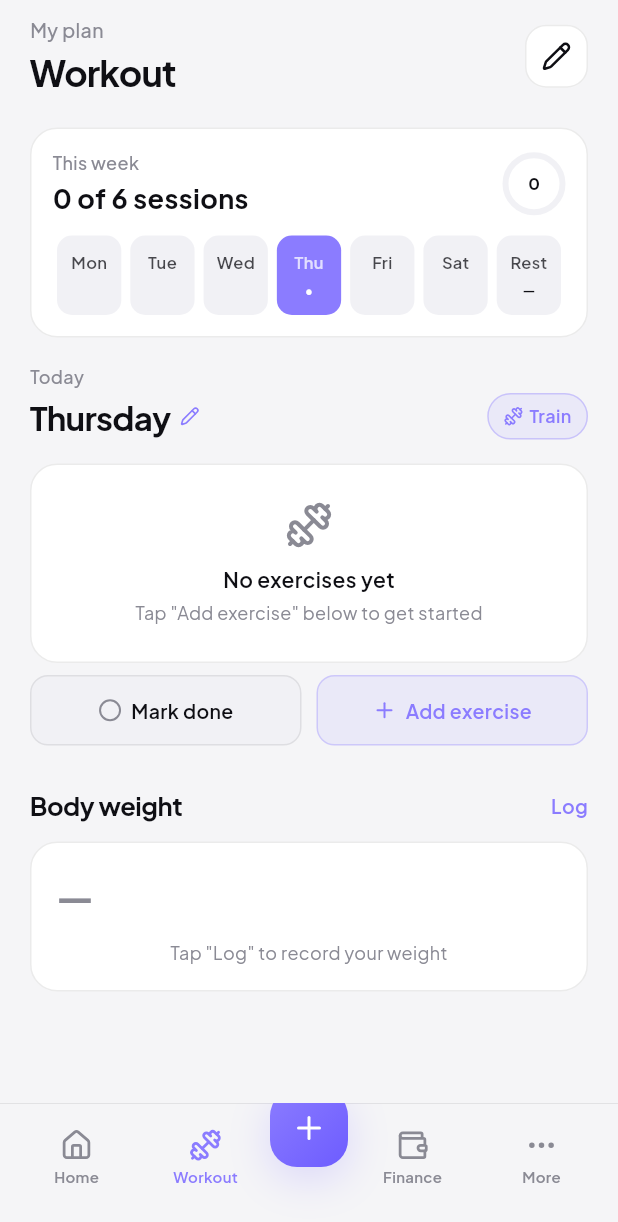
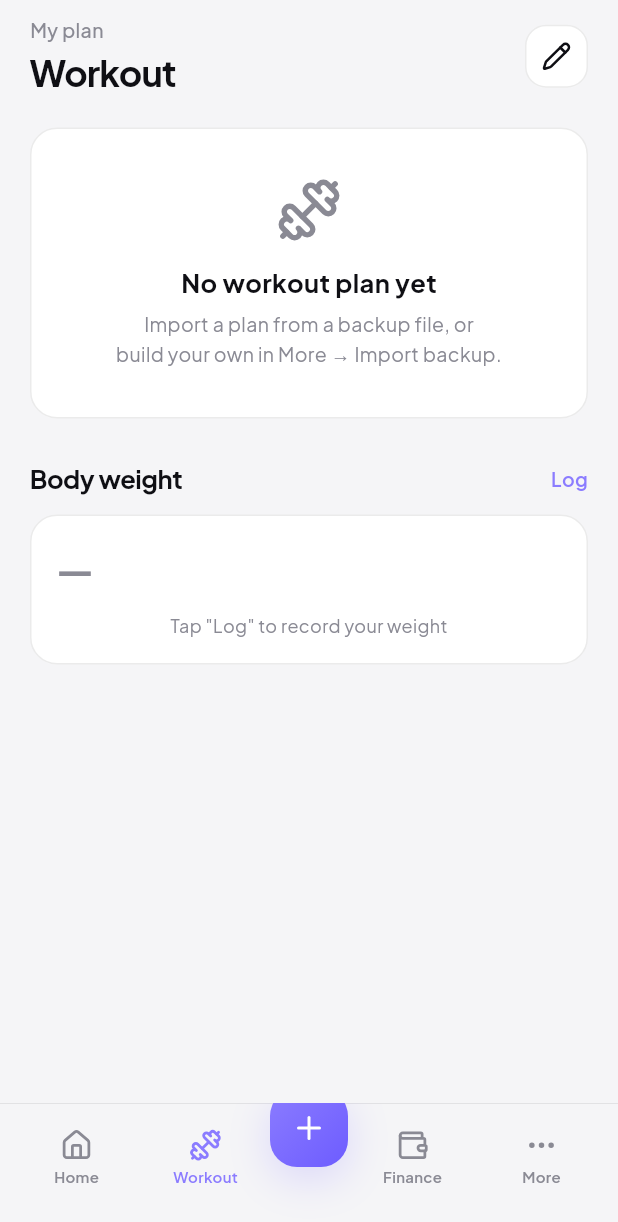
Before and after one commit to Vk2401/Onlyme_app, a Flutter app: the screen it shows after launch, item 2 of the bottom bar chosen, on a phone screen of 412 x 824 dp. Shown: the top 1222 px of the screen. Run offline on Flutter 3.47's test engine with Material 3 defaults, Android fonts, the phone set to English and light mode, and no system bars; our stand-ins replace file_picker, flutter_local_notifications, flutter_timezone, google_fonts, image_picker, lucide_icons and 4 more; accounts and stored records are empty.

Commit message:
Truly empty gym on first install — no pre-set days
seed_data: gym plan now has zero days (empty list)
gym_screen: handle empty plan gracefully
- Show 'No workout plan yet' empty state card
- FAB shows snackbar instead of crashing
- All day/pct/visibleDays logic null-safe

Users see a clean empty screen on first install and import
their plan via More → Import backup.

https://claude.ai/code/session_01T888Kiwms1X5eBUoYF9MQ3

```diff
--- a/lib/data/seed_data.dart
+++ b/lib/data/seed_data.dart
@@ -14,16 +14,5 @@ const List<WeightEntry> seedWeightLogs = [];
 // No pre-seeded snapshot categories — user creates their own.
 const Map<String, List<Snapshot>> seedSnapshots = {};
 
-// Blank 7-day weekly plan. Days are empty; user adds exercises and labels.
-final GymPlan seedGymPlan = GymPlan(
-  name: 'My plan',
-  days: [
-    GymDay(id: 1, short: 'Mon', label: 'Monday',    done: false, exercises: []),
-    GymDay(id: 2, short: 'Tue', label: 'Tuesday',   done: false, exercises: []),
-    GymDay(id: 3, short: 'Wed', label: 'Wednesday', done: false, exercises: []),
-    GymDay(id: 4, short: 'Thu', label: 'Thursday',  done: false, exercises: []),
-    GymDay(id: 5, short: 'Fri', label: 'Friday',    done: false, exercises: []),
-    GymDay(id: 6, short: 'Sat', label: 'Saturday',  done: false, exercises: []),
-    GymDay(id: 7, short: 'Sun', label: 'Sunday',    done: false, isRest: true, exercises: []),
-  ],
-);
+// Blank gym plan — no days pre-set. User builds their own plan.
+final GymPlan seedGymPlan = GymPlan(name: 'My plan', days: []);
--- a/lib/screens/gym_screen.dart
+++ b/lib/screens/gym_screen.dart
@@ -13,10 +13,17 @@ import '../widgets/primitives.dart';
 import '../widgets/confirm_sheet.dart';
 
 /// Opens the add-exercise sheet for today's workout day.
-/// Called from AppShell's FAB. Shows a snackbar if today is a rest day.
+/// Called from AppShell's FAB. Shows a snackbar if plan is empty or today is a rest day.
 Future<void> openGymAddSheet(BuildContext context) async {
   final state = context.read<AppState>();
   final plan = state.gym;
+  if (plan.days.isEmpty) {
+    ScaffoldMessenger.of(context).showSnackBar(const SnackBar(
+      behavior: SnackBarBehavior.floating,
+      content: Text('Import a plan or add workout days first'),
+    ));
+    return;
+  }
   final todayIdx = DateTime.now().weekday - 1;
   final day = todayIdx < plan.days.length ? plan.days[todayIdx] : plan.days.first;
   if (day.isRest) {
@@ -115,8 +122,9 @@ class _GymScreenState extends State<GymScreen> {
     final plan = state.gym;
     final todayIdx = DateTime.now().weekday - 1; // 0=Mon … 6=Sun
 
-    final day = _dayIdx < plan.days.length ? plan.days[_dayIdx] : plan.days.first;
-    final pct = day.exercises.isEmpty
+    final isEmpty = plan.days.isEmpty;
+    final day = isEmpty ? null : (_dayIdx < plan.days.length ? plan.days[_dayIdx] : plan.days.first);
+    final pct = (day == null || day.exercises.isEmpty)
         ? 0.0
         : day.exercises.where((e) => e.done).length / day.exercises.length;
     final isMultiWeek = plan.days.length > 7;
@@ -124,7 +132,7 @@ class _GymScreenState extends State<GymScreen> {
     final currentWeekIdx = isMultiWeek ? _dayIdx ~/ 7 : 0;
     final weekStart   = currentWeekIdx * 7;
     final weekEnd     = (weekStart + 7).clamp(0, plan.days.length);
-    final visibleDays = plan.days.sublist(weekStart, weekEnd);
+    final visibleDays = isEmpty ? <GymDay>[] : plan.days.sublist(weekStart, weekEnd);
     final dayInWeekIdx = _dayIdx - weekStart;
     final weekDone    = visibleDays.where((x) => x.done).length;
     final activeDays  = visibleDays.where((x) => !x.isRest).length;
@@ -150,6 +158,23 @@ class _GymScreenState extends State<GymScreen> {
             ),
           ],
         ),
+
+        // Empty state — no workout plan set up yet
+        if (isEmpty) ...[
+          Padding(
+            padding: const EdgeInsets.symmetric(horizontal: 20),
+            child: AppCard(theme: theme, pad: 32, child: Column(children: [
+              Icon(LucideIcons.dumbbell, size: 44, color: theme.muted),
+              const SizedBox(height: 14),
+              Text('No workout plan yet',
+                  style: TextStyle(fontSize: 17, fontWeight: FontWeight.w700, color: theme.ink)),
+              const SizedBox(height: 6),
+              Text('Import a plan from a backup file, or\nbuild your own in More → Import backup.',
+                  textAlign: TextAlign.center,
+                  style: TextStyle(fontSize: 13, color: theme.muted, height: 1.5)),
+            ])),
+          ),
+        ] else ...[
 
         // Weekly overview card
         Padding(
@@ -211,13 +236,13 @@ class _GymScreenState extends State<GymScreen> {
             mainAxisAlignment: MainAxisAlignment.spaceBetween,
             children: [
               GestureDetector(
-                onTap: () => _openEditDayLabelSheet(context, theme, day),
+                onTap: () => _openEditDayLabelSheet(context, theme, day!),
                 child: Column(crossAxisAlignment: CrossAxisAlignment.start, children: [
                   Text(dayInWeekIdx == todayIdx ? 'Today' : 'Session',
                       style: TextStyle(fontSize: 12, color: theme.muted, fontWeight: FontWeight.w500)),
                   const SizedBox(height: 2),
                   Row(children: [
-                    Text(day.label, style: TextStyle(fontSize: 22, fontWeight: FontWeight.w700, color: theme.ink, letterSpacing: -0.5)),
+                    Text(day!.label, style: TextStyle(fontSize: 22, fontWeight: FontWeight.w700, color: theme.ink, letterSpacing: -0.5)),
                     const SizedBox(width: 6),
                     Icon(LucideIcons.pencil, size: 13, color: theme.accent),
                   ]),
@@ -260,7 +285,7 @@ class _GymScreenState extends State<GymScreen> {
         const SizedBox(height: 16),
 
         // Exercises or rest day view
-        if (day.isRest)
+        if (day!.isRest)
           Padding(
             padding: const EdgeInsets.symmetric(horizontal: 20),
             child: AppCard(theme: theme, pad: 30, child: Column(children: [
@@ -353,6 +378,8 @@ class _GymScreenState extends State<GymScreen> {
             ]),
           ),
         ],
+
+        ], // end isEmpty else
 
         const SizedBox(height: 28),
 
```
